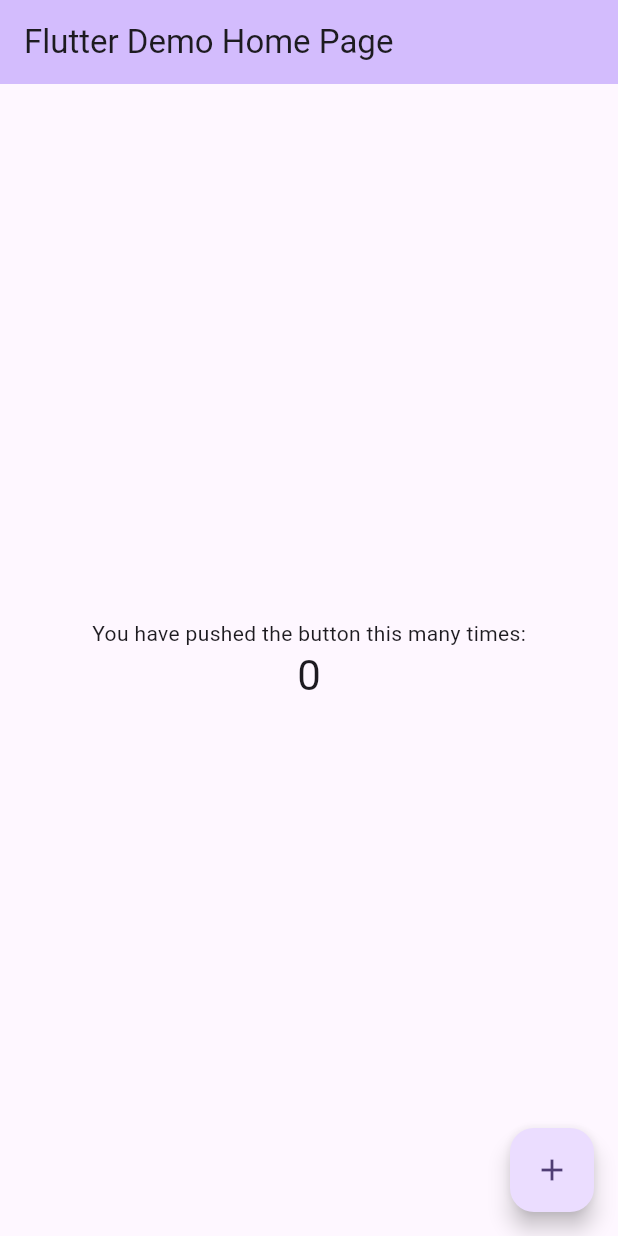
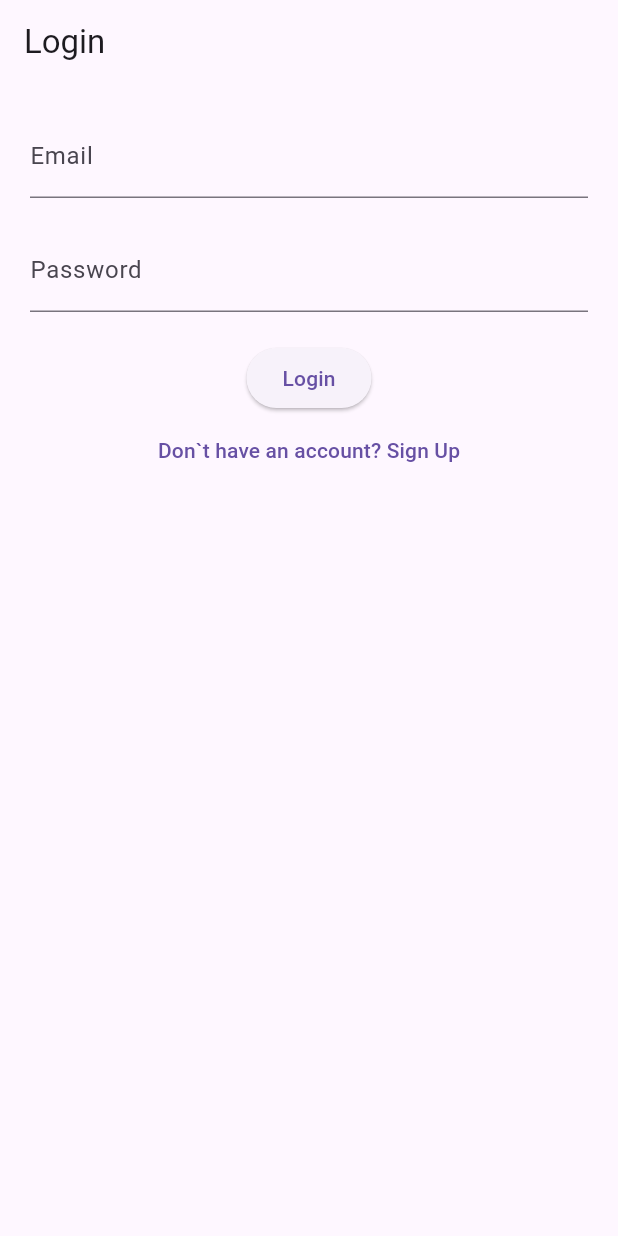
Before and after one commit to aaidahartini/flutter_auth_mysql, a Flutter app: the screen it shows after launch, on a phone screen of 412 x 824 dp. Run offline on Flutter 3.47's test engine with Material 3 defaults, Android fonts, the phone set to English and light mode, and no system bars.

Commit message:
Implement login and signup functionality with MySQL integration

```diff
--- /dev/null
+++ b/flutter_auth_data/server.dart
@@ -0,0 +1,59 @@
+import 'dart.io';
+import 'package:shelf/shelf.dart';
+import 'package:shelf_io.dart' as io;
+import 'package:shelf_router/shelf_router.dart';
+import 'package:mysql1/mysql1.dart';
+
+final settings = ConnectionSettings(
+  host: 'localhost',
+  port: 3306,
+  user: 'root',
+  password: '@Sadgirl1941',
+  db: 'flutter_auth',
+);
+
+Future<Response> loginhandling(Request request) async {
+  final body = await request.readAsString();
+  final data = Uri.splitQueryString(body);
+
+  final email = data['email'];
+  final password = data['password'];
+
+  final conn = await MySqlConnection.connect(settings);
+
+  final results = await conn.query(
+    'SELECT FROM users WHERE email = ? AND password = ?',
+    [email, password],
+  );
+
+  await conn.close();
+  if (results.isEmpty) {
+    return Response.ok(
+      '{"success": false, "message":"User not found"}',
+      headers: {'Content-Type': 'application/json'},
+    );
+  }
+
+  final user = results.first;
+  final dbPassword = user['password'];
+
+  if (dbPassword == password) {
+    return Response.ok(
+      '{"success":true,"message":"Login successfull"}',
+      headers: {'Content-Type': 'application/json'},
+    );
+  } else {
+    return Response.ok(
+      '{"success":false, "message": "Incorrect password"}',
+      headers: {'Content-Type': 'application/json'},
+    );
+  }
+}
+
+void main() async {
+  final router = Router();
+  router.post('/login', loginhandling);
+  final handler = const Pipeline()
+      .addMiddleware(logRequests())
+      .addHandler(router);
+}
--- a/lib/main.dart
+++ b/lib/main.dart
@@ -8,116 +8,13 @@ void main() {
 class MyApp extends StatelessWidget {
   const MyApp({super.key});
 
-  // This widget is the root of your application.
   @override
   Widget build(BuildContext context) {
     return MaterialApp(
-      title: 'Flutter Demo',
-      theme: ThemeData(
-        // This is the theme of your application.
-        //
-        // TRY THIS: Try running your application with "flutter run". You'll see
-        // the application has a purple toolbar. Then, without quitting the app,
-        // try changing the seedColor in the colorScheme below to Colors.green
-        // and then invoke "hot reload" (save your changes or press the "hot
-        // reload" button in a Flutter-supported IDE, or press "r" if you used
-        // the command line to start the app).
-        //
-        // Notice that the counter didn't reset back to zero; the application
-        // state is not lost during the reload. To reset the state, use hot
-        // restart instead.
-        //
-        // This works for code too, not just values: Most code changes can be
-        // tested with just a hot reload.
-        colorScheme: ColorScheme.fromSeed(seedColor: Colors.deepPurple),
-      ),
-      home: const MyHomePage(title: 'Flutter Demo Home Page'),
+      title: 'Flutter Auth',
+      theme: ThemeData(primarySwatch: Colors.blue),
+      home: const Login(),
+      debugShowCheckedModeBanner: false,
     );
   }
 }
-
-class MyHomePage extends StatefulWidget {
-  const MyHomePage({super.key, required this.title});
-
-  // This widget is the home page of your application. It is stateful, meaning
-  // that it has a State object (defined below) that contains fields that affect
-  // how it looks.
-
-  // This class is the configuration for the state. It holds the values (in this
-  // case the title) provided by the parent (in this case the App widget) and
-  // used by the build method of the State. Fields in a Widget subclass are
-  // always marked "final".
-
-  final String title;
-
-  @override
-  State<MyHomePage> createState() => _MyHomePageState();
-}
-
-class _MyHomePageState extends State<MyHomePage> {
-  int _counter = 0;
-
-  void _incrementCounter() {
-    setState(() {
-      // This call to setState tells the Flutter framework that something has
-      // changed in this State, which causes it to rerun the build method below
-      // so that the display can reflect the updated values. If we changed
-      // _counter without calling setState(), then the build method would not be
-      // called again, and so nothing would appear to happen.
-      _counter++;
-    });
-  }
-
-  @override
-  Widget build(BuildContext context) {
-    // This method is rerun every time setState is called, for instance as done
-    // by the _incrementCounter method above.
-    //
-    // The Flutter framework has been optimized to make rerunning build methods
-    // fast, so that you can just rebuild anything that needs updating rather
-    // than having to individually change instances of widgets.
-    return Scaffold(
-      appBar: AppBar(
-        // TRY THIS: Try changing the color here to a specific color (to
-        // Colors.amber, perhaps?) and trigger a hot reload to see the AppBar
-        // change color while the other colors stay the same.
-        backgroundColor: Theme.of(context).colorScheme.inversePrimary,
-        // Here we take the value from the MyHomePage object that was created by
-        // the App.build method, and use it to set our appbar title.
-        title: Text(widget.title),
-      ),
-      body: Center(
-        // Center is a layout widget. It takes a single child and positions it
-        // in the middle of the parent.
-        child: Column(
-          // Column is also a layout widget. It takes a list of children and
-          // arranges them vertically. By default, it sizes itself to fit its
-          // children horizontally, and tries to be as tall as its parent.
-          //
-          // Column has various properties to control how it sizes itself and
-          // how it positions its children. Here we use mainAxisAlignment to
-          // center the children vertically; the main axis here is the vertical
-          // axis because Columns are vertical (the cross axis would be
-          // horizontal).
-          //
-          // TRY THIS: Invoke "debug painting" (choose the "Toggle Debug Paint"
-          // action in the IDE, or press "p" in the console), to see the
-          // wireframe for each widget.
-          mainAxisAlignment: MainAxisAlignment.center,
-          children: <Widget>[
-            const Text('You have pushed the button this many times:'),
-            Text(
-              '$_counter',
-              style: Theme.of(context).textTheme.headlineMedium,
-            ),
-          ],
-        ),
-      ),
-      floatingActionButton: FloatingActionButton(
-        onPressed: _incrementCounter,
-        tooltip: 'Increment',
-        child: const Icon(Icons.add),
-      ), // This trailing comma makes auto-formatting nicer for build methods.
-    );
-  }
-}
--- a/lib/screens/login.dart
+++ b/lib/screens/login.dart
@@ -0,0 +1,63 @@
+import 'package:flutter/material.dart';
+import 'signup.dart';
+
+class Login extends StatefulWidget {
+  const Login({super.key});
+
+  @override
+  State<Login> createState() => _LoginState();
+}
+
+class _LoginState extends State<Login> {
+  final TextEditingController emailController = TextEditingController();
+  final TextEditingController passwordController = TextEditingController();
+
+  void loginhandling() {
+    final email = emailController.text.trim();
+    final password = passwordController.text;
+
+    debugPrint("Login with : $email/$password");
+  }
+
+  @override
+  Widget build(BuildContext context) {
+    return Scaffold(
+      appBar: AppBar(title: const Text('Login')),
+      body: Padding(
+        padding: const EdgeInsets.all(20),
+        child: Column(
+          children: [
+            TextField(
+              controller: emailController,
+              decoration: const InputDecoration(labelText: 'Email'),
+            ),
+
+            const SizedBox(height: 20),
+            TextField(
+              controller: passwordController,
+              obscureText: true,
+              decoration: const InputDecoration(labelText: 'Password'),
+            ),
+
+            const SizedBox(height: 20),
+            ElevatedButton(
+              onPressed: loginhandling,
+              child: const Text('Login'),
+            ),
+
+            TextButton(
+              onPressed: () {
+                Navigator.push(
+                  context,
+                  MaterialPageRoute(builder: (_) => const SignUp()),
+                );
+              },
+
+              child: const Text('Don`t have an account? Sign Up'),
+            ),
+          ],
+        ),
+      ),
+    );
+  }
+}
--- a/pubspec.yaml
+++ b/pubspec.yaml
@@ -34,6 +34,9 @@ dependencies:
   # The following adds the Cupertino Icons font to your application.
   # Use with the CupertinoIcons class for iOS style icons.
   cupertino_icons: ^1.0.8
+  shelf: ^1.4.0
+  shelf_router: ^ 1.1.4
+  mysql1: ^0.20.0
 
 dev_dependencies:
   flutter_test:
```
Also changed, not shown: lib/screens/signup.dart (+69 -0 lines), pubspec.lock.
